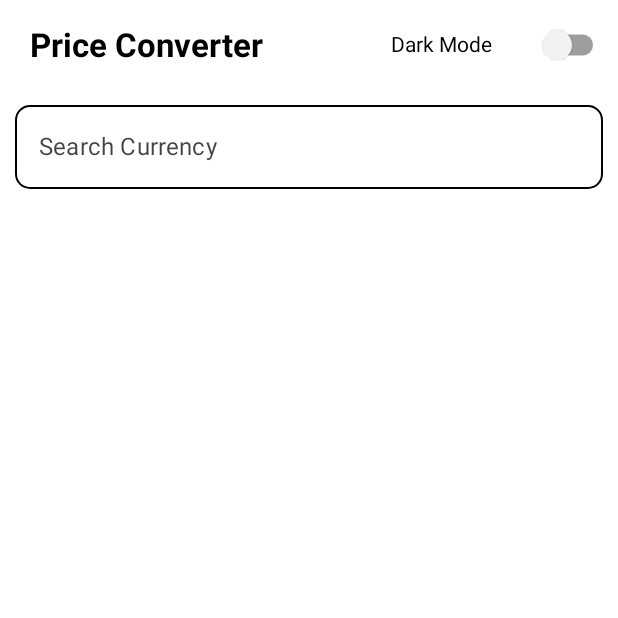
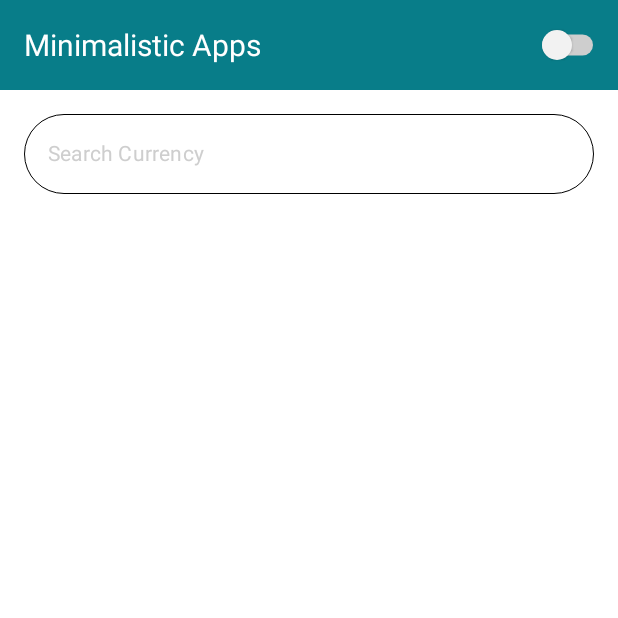
Before and after one commit to Minimalistic-Apps/price-converter, an Android app built with Jetpack Compose: the screen it shows after launch (MainActivity), after a tap on "Add", on a phone screen of 412 x 824 dp, the top half of it. Run offline under Robolectric (Android 15) with nearby library versions, the phone set to English and light mode, and no system bars; our stand-ins replace Dagger/Hilt's generated code, Room's generated code, accompanist, livedata-compose; network calls fail.

Commit message:
Update UI changes and other changes

```diff
--- a/app/build.gradle
+++ b/app/build.gradle
@@ -82,5 +82,5 @@ dependencies {
     implementation "com.squareup.okhttp3:okhttp:5.0.0-alpha.2"
     implementation "com.squareup.okhttp3:logging-interceptor:5.0.0-alpha.2"
     implementation "com.google.accompanist:accompanist-swiperefresh:0.24.5-alpha"
-
+    implementation("org.burnoutcrew.composereorderable:reorderable:0.7.0")
 }
--- a/app/src/main/java/com/minimalisticapps/priceconverter/common/utils/PCSharedStorage.kt
+++ b/app/src/main/java/com/minimalisticapps/priceconverter/common/utils/PCSharedStorage.kt
@@ -5,6 +5,7 @@ object PCSharedStorage : SharedPrefHelper(PCSharedConfig.PREF_NAME) {
 
     private const val IS_DATA_LOADED = "is_data_loaded"
     private const val TIMES_AGO = "time_ago"
+    private const val IS_DARK_MODE_ENABLED = "is_dark_mode_enabled"
 
 
     fun saveDataLoaded(value: Boolean) {
@@ -23,4 +24,12 @@ object PCSharedStorage : SharedPrefHelper(PCSharedConfig.PREF_NAME) {
     fun getTimesAgo(): Long {
         return getLong(TIMES_AGO, 0L)
     }
+
+    fun saveDarkMode(value: Boolean) {
+        saveBoolean(IS_DARK_MODE_ENABLED, value)
+    }
+
+    fun getDarkMode(): Boolean {
+        return getBoolean(IS_DARK_MODE_ENABLED, false)
+    }
 }
--- a/app/src/main/java/com/minimalisticapps/priceconverter/presentation/LayoutTheme.kt
+++ b/app/src/main/java/com/minimalisticapps/priceconverter/presentation/LayoutTheme.kt
@@ -1,25 +1,26 @@
 package com.minimalisticapps.priceconverter.presentation.ui.widget
 
+import android.app.Activity
 import androidx.compose.foundation.isSystemInDarkTheme
 import androidx.compose.foundation.layout.Row
 import androidx.compose.foundation.layout.Spacer
 import androidx.compose.foundation.layout.padding
 import androidx.compose.foundation.layout.size
-import androidx.compose.material.MaterialTheme
-import androidx.compose.material.RadioButton
-import androidx.compose.material.Switch
-import androidx.compose.material.Text
+import androidx.compose.material.*
 import androidx.compose.runtime.Composable
 import androidx.compose.runtime.MutableState
 import androidx.compose.ui.Alignment.Companion.CenterVertically
 import androidx.compose.ui.Modifier
+import androidx.compose.ui.graphics.Color
 import androidx.compose.ui.platform.LocalContext
 import androidx.compose.ui.text.font.FontWeight
 import androidx.compose.ui.unit.dp
 import androidx.compose.ui.unit.sp
+import androidx.core.content.ContextCompat
 import com.minimalisticapps.priceconverter.common.models.ThemeData
 import com.minimalisticapps.priceconverter.R
 import com.minimalisticapps.priceconverter.common.enums.EnumThemeModes
+import com.minimalisticapps.priceconverter.common.utils.PCSharedStorage
 
 
 @Composable
@@ -75,28 +76,35 @@ fun EnableDarkMode(mode: MutableState<ThemeData>) {
 @Composable
 fun TurnOnDarkMode(mode: MutableState<ThemeData>) {
     val isDarkTheme = isSystemInDarkTheme()
+    val mContext = LocalContext.current as Activity
 
     Row {
-        Text(
-            modifier = Modifier.align(CenterVertically),
-            text = LocalContext.current.resources.getString(R.string.dark_mode),
-            color = MaterialTheme.colors.onBackground,
-            fontSize = 14.sp
-        )
+//        Text(
+//            modifier = Modifier.align(CenterVertically),
+//            text = LocalContext.current.resources.getString(R.string.dark_mode),
+//            color = Color.White,
+//            fontSize = 14.sp
+//        )
 
-        Spacer(modifier = Modifier.size(16.dp))
+        Spacer(modifier = Modifier.size(8.dp))
         Switch(
-//        colors = SwitchDefaults.colors(
-//            checkedThumbColor = Color.DarkGray,
-//            uncheckedThumbColor = Color.DarkGray,
-//            checkedTrackColor = Color.Blue,
-//            uncheckedTrackColor = Color.Blue,
-//            checkedTrackAlpha = 1.0f,
-//            uncheckedTrackAlpha = 1.0f
-//        ),
+            colors = SwitchDefaults.colors(
+                checkedThumbColor = Color.DarkGray,
+                uncheckedThumbColor = Color.White,
+                checkedTrackColor = Color(ContextCompat.getColor(mContext, R.color.color_grey_ce)),
+                uncheckedTrackColor = Color(
+                    ContextCompat.getColor(
+                        mContext,
+                        R.color.color_grey_ce
+                    )
+                ),
+                checkedTrackAlpha = 1.0f,
+                uncheckedTrackAlpha = 1.0f
+            ),
             modifier = Modifier.padding(10.dp, 0.dp),
             checked = mode.value.isEnable,
             onCheckedChange = {
+                PCSharedStorage.saveDarkMode(it)
                 mode.value = ThemeData(EnumThemeModes.DARK.value, it)
             }
         )
--- a/app/src/main/java/com/minimalisticapps/priceconverter/presentation/MainActivity.kt
+++ b/app/src/main/java/com/minimalisticapps/priceconverter/presentation/MainActivity.kt
@@ -1,5 +1,13 @@
+/*
+ *
+ * Created by Saad Iftikhar on 23/03/22, 5:19 PM
+ * Copyright (c) 2021. All rights reserved
+ *
+ */
+
 package com.minimalisticapps.priceconverter.presentation
 
+import android.app.Activity
 import com.minimalisticapps.priceconverter.R
 import android.os.Bundle
 import androidx.activity.ComponentActivity
@@ -12,12 +20,16 @@ import androidx.compose.runtime.mutableStateOf
 import androidx.compose.runtime.remember
 import androidx.compose.ui.Alignment
 import androidx.compose.ui.Modifier
+import androidx.compose.ui.graphics.Color
+import androidx.compose.ui.platform.LocalContext
 import androidx.compose.ui.unit.dp
+import androidx.core.content.ContextCompat
 import androidx.navigation.compose.NavHost
 import androidx.navigation.compose.composable
 import androidx.navigation.compose.rememberNavController
 import com.minimalisticapps.priceconverter.common.enums.EnumThemeModes
 import com.minimalisticapps.priceconverter.common.models.ThemeData
+import com.minimalisticapps.priceconverter.common.utils.PCSharedStorage
 import com.minimalisticapps.priceconverter.presentation.coinlist.CoinListScreen
 import com.minimalisticapps.priceconverter.presentation.home.HomeScreen
 import com.minimalisticapps.priceconverter.presentation.home.coinsStateValue
@@ -35,7 +47,10 @@ class MainActivity : ComponentActivity() {
         setContent {
 
             val mode = remember { mutableStateOf(ThemeData(EnumThemeModes.LIGHT.value, false)) }
+            mode.value.isEnable = PCSharedStorage.getDarkMode()
             val navController = rememberNavController()
+            val mContext = LocalContext.current as Activity
+
             AppTheme(
                 darkTheme = mode.value.isEnable
             ) {
@@ -48,12 +63,19 @@ class MainActivity : ComponentActivity() {
                             modifier = Modifier
                                 .height(60.dp)
                                 .fillMaxWidth()
-                                .background(MaterialTheme.colors.background)
+                                .background(
+                                    Color(
+                                        ContextCompat.getColor(
+                                            mContext,
+                                            R.color.color_app
+                                        )
+                                    )
+                                )
                         ) {
                             Column(Modifier.align(Alignment.CenterVertically)) {
                                 SetTitle(
                                     title = applicationContext.resources.getString(
-                                        R.string.price_converter
+                                        R.string.app_name
                                     )
                                 )
                             }
--- a/app/src/main/java/com/minimalisticapps/priceconverter/presentation/coinlist/CoinListScreen.kt
+++ b/app/src/main/java/com/minimalisticapps/priceconverter/presentation/coinlist/CoinListScreen.kt
@@ -1,9 +1,11 @@
 package com.minimalisticapps.priceconverter.presentation.coinlist
 
+import android.app.Activity
 import android.util.Log
 import androidx.compose.foundation.layout.Box
 import androidx.compose.foundation.layout.Column
 import androidx.compose.foundation.layout.fillMaxSize
+import androidx.compose.foundation.layout.padding
 import androidx.compose.foundation.lazy.LazyColumn
 import androidx.compose.foundation.lazy.items
 import androidx.compose.runtime.Composable
@@ -11,8 +13,10 @@ import androidx.compose.runtime.mutableStateOf
 import androidx.compose.runtime.remember
 import androidx.compose.ui.Modifier
 import androidx.compose.ui.platform.LocalContext
+import androidx.compose.ui.unit.dp
 import androidx.hilt.navigation.compose.hiltViewModel
 import androidx.navigation.NavController
+import com.minimalisticapps.priceconverter.common.utils.hideKeyboard
 import com.minimalisticapps.priceconverter.common.utils.toFiatCoinsExchange
 import com.minimalisticapps.priceconverter.presentation.coinlist.viewmodels.CoinListViewModel
 import com.minimalisticapps.priceconverter.presentation.states.CoinsState
@@ -25,7 +29,7 @@ fun CoinListScreen(
     coinListViewModel: CoinListViewModel = hiltViewModel(),
     coinsState: CoinsState
 ) {
-    val mContext = LocalContext.current
+    val mContext = LocalContext.current as Activity
     val coinsList = remember {
         mutableStateOf(coinsState.coins)
     }
@@ -53,6 +57,7 @@ fun CoinListScreen(
                     CoinItem(
                         coin = coin,
                         onItemClick = { item ->
+                            hideKeyboard(mContext)
                             coinListViewModel.insertFiatCoin(item.toFiatCoinsExchange())
                             navController.navigateUp()
                         })
--- a/app/src/main/java/com/minimalisticapps/priceconverter/presentation/home/HomeScreen.kt
+++ b/app/src/main/java/com/minimalisticapps/priceconverter/presentation/home/HomeScreen.kt
@@ -1,3 +1,9 @@
+/*
+ *
+ * Created by Saad Iftikhar on 23/03/22, 5:19 PM
+ * Copyright (c) 2021. All rights reserved
+ *
+ */
 package com.minimalisticapps.priceconverter.presentation.home
 
 import android.app.Activity
@@ -16,8 +22,11 @@ import androidx.compose.ui.Alignment
 import androidx.compose.ui.Modifier
 import androidx.compose.ui.graphics.Color
 import androidx.compose.ui.platform.LocalContext
+import androidx.compose.ui.text.font.FontWeight
 import androidx.compose.ui.text.style.TextAlign
 import androidx.compose.ui.unit.dp
+import androidx.compose.ui.unit.sp
+import androidx.core.content.ContextCompat
 import androidx.hilt.navigation.compose.hiltViewModel
 import androidx.navigation.NavController
 import com.minimalisticapps.priceconverter.R
@@ -29,6 +38,9 @@ import com.minimalisticapps.priceconverter.presentation.ui.widget.*
 import com.minimalisticapps.priceconverter.room.entities.BitPayCoinWithFiatCoin
 import com.google.accompanist.swiperefresh.SwipeRefresh
 import com.google.accompanist.swiperefresh.rememberSwipeRefreshState
+import com.minimalisticapps.priceconverter.common.dialog.ConfirmationDialog
+import com.minimalisticapps.priceconverter.room.entities.FiatCoinExchange
+import java.time.format.TextStyle
 
 var coinsStateValue: CoinsState = CoinsState()
 
@@ -47,12 +59,14 @@ fun HomeScreen(
     val color = if (isDiffLongerThat1hours) Color.Red else Color.Green
     val fiatCoinsListState = homeViewModel.fiatCoinsListState.value
     val isErrorShown = remember { mutableStateOf(false) }
+    val isShownConfirmDialog = remember { mutableStateOf(false) }
+    var selectedFiatCoin = FiatCoinExchange("", "", "")
 
     Scaffold(
         modifier = Modifier.fillMaxSize(),
         floatingActionButton = {
             ExtendedFloatingActionButton(
-                backgroundColor = Color.Red,
+                backgroundColor = Color(ContextCompat.getColor(mContext, R.color.color_app)),
                 icon = {
                     Icon(
                         imageVector = Icons.Default.Add,
@@ -72,11 +86,23 @@ fun HomeScreen(
                 }
             )
 
+            // Confirmation dialog
+            if (isShownConfirmDialog.value) {
+                ConfirmationDialog(
+                    onPositiveClick = {
+                        isShownConfirmDialog.value = it
+                        homeViewModel.deleteFiatCoin(fiatCoinExchange = selectedFiatCoin)
+                    },
+                    onNegativeClick = {
+                        isShownConfirmDialog.value = it
+                    }
+                )
+            }
+
         }
     ) {
         SwipeRefresh(state = rememberSwipeRefreshState(
-            isRefreshing = isRefreshing
-                ?: false
+            isRefreshing = isRefreshing ?: false
         ), onRefresh = {
             homeViewModel.refreshData()
             isErrorShown.value = false
@@ -95,8 +121,10 @@ fun HomeScreen(
                         text = timeAgo,
                         style = MaterialTheme.typography.body2,
                         modifier = Modifier
-                            .padding(horizontal = 10.dp),
+                            .padding(vertical = 10.dp, horizontal = 16.dp),
                         color = color,
+                        fontSize = 14.sp,
+                        fontWeight = FontWeight.SemiBold,
                         textAlign = TextAlign.Left
                     )
                 }
@@ -105,7 +133,7 @@ fun HomeScreen(
                     modifier = Modifier.fillMaxWidth(),
                     verticalAlignment = Alignment.CenterVertically
                 ) {
-                    Box(modifier = Modifier.width(250.dp)) {
+                    Box(modifier = Modifier.width(300.dp)) {
                         TextInputBtc(onValueChange = {
                             homeViewModel.getFiatCoins()
                         })
@@ -113,14 +141,16 @@ fun HomeScreen(
 
                     Text(
                         text = "BTC",
+                        fontWeight = FontWeight.Bold,
                         textAlign = TextAlign.Start,
+                        fontSize = 18.sp
                     )
                 }
 
                 LazyColumn(
                     modifier = Modifier
                         .fillMaxSize()
-                        .padding(top = 10.dp)
+                        .padding(top = 25.dp)
                 ) {
                     items(
                         items = fiatCoinsListState
@@ -128,7 +158,8 @@ fun HomeScreen(
                         FiatCoinItem(
                             pair = pair,
                             onLongPress = {
-                                homeViewModel.deleteFiatCoin(fiatCoinExchange = it)
+                                selectedFiatCoin = it
+                                isShownConfirmDialog.value = true
                             },
                             onValueChanged = object : (BitPayCoinWithFiatCoin, Double) -> Unit {
                                 override fun invoke(
--- a/app/src/main/java/com/minimalisticapps/priceconverter/presentation/ui/theme/Color.kt
+++ b/app/src/main/java/com/minimalisticapps/priceconverter/presentation/ui/theme/Color.kt
@@ -10,7 +10,7 @@ val SecondaryColorForLight = Color(0xFF3d8c31)
 val SecondaryColorForDark = Color(0xFF50a03b)
 val BlackColor = Color(0xFF000000)
 val WhiteColor = Color(0xFFFFFFFF)
-val PrimaryColor = Color(0xFF3d0482)
-val PrimaryVariantColor = Color(0xFF6f0c97)
-val OnBackgroundColor = Color(0xFF7b7b7b)
+val PrimaryColor = Color(0xFF087d89)
+val PrimaryVariantColor = Color(0xFF087d89)
+val OnBackgroundColor = Color(0xFFFFFFFF)
 val ErrorColor = Color(0xFFed2b2b)
--- a/app/src/main/java/com/minimalisticapps/priceconverter/presentation/ui/widget/LayoutScreenTitle.kt
+++ b/app/src/main/java/com/minimalisticapps/priceconverter/presentation/ui/widget/LayoutScreenTitle.kt
@@ -6,6 +6,8 @@ import androidx.compose.material.MaterialTheme
 import androidx.compose.material.Text
 import androidx.compose.runtime.Composable
 import androidx.compose.ui.Modifier
+import androidx.compose.ui.graphics.Color
+import androidx.compose.ui.platform.LocalContext
 import androidx.compose.ui.text.font.FontWeight
 import androidx.compose.ui.text.style.TextAlign
 import androidx.compose.ui.unit.dp
@@ -13,21 +15,20 @@ import androidx.compose.ui.unit.sp
 
 @Composable
 fun SetTitle(title: String) {
-
     Row(
-        modifier = Modifier.padding(
-            start = 20.dp,
-            top = 10.dp,
-            end = 20.dp,
-            bottom = 10.dp
-        )
+        modifier = Modifier
+            .padding(
+                start = 16.dp,
+                top = 10.dp,
+                end = 16.dp,
+                bottom = 10.dp
+            )
     ) {
         Text(
             textAlign = TextAlign.Start,
             text = title,
-            color = MaterialTheme.colors.onBackground,
-            fontWeight = FontWeight.Bold,
-            fontSize = 22.sp
+            color = Color.White,
+            fontSize = 20.sp
         )
     }
 }
--- a/app/src/main/java/com/minimalisticapps/priceconverter/presentation/ui/widget/TextInput.kt
+++ b/app/src/main/java/com/minimalisticapps/priceconverter/presentation/ui/widget/TextInput.kt
@@ -1,9 +1,20 @@
+/*
+ *
+ * Created by Saad Iftikhar on 23/03/22, 5:19 PM
+ * Copyright (c) 2021. All rights reserved
+ *
+ */
+
 package com.minimalisticapps.priceconverter.presentation.ui.widget
 
+import android.app.Activity
 import androidx.compose.foundation.border
 import androidx.compose.foundation.layout.fillMaxWidth
+import androidx.compose.foundation.layout.height
 import androidx.compose.foundation.layout.padding
+import androidx.compose.foundation.shape.CircleShape
 import androidx.compose.foundation.shape.RoundedCornerShape
+import androidx.compose.material.MaterialTheme
 import androidx.compose.material.Text
 import androidx.compose.material.TextField
 import androidx.compose.material.TextFieldDefaults
@@ -13,7 +24,12 @@ import androidx.compose.runtime.remember
 import androidx.compose.ui.Modifier
 import androidx.compose.ui.graphics.Brush
 import androidx.compose.ui.graphics.Color
+import androidx.compose.ui.platform.LocalContext
+import androidx.compose.ui.tooling.preview.Preview
 import androidx.compose.ui.unit.dp
+import androidx.compose.ui.unit.sp
+import androidx.core.content.ContextCompat
+import com.minimalisticapps.priceconverter.R
 
 @Composable
 fun TextInput(
@@ -22,19 +38,23 @@ fun TextInput(
     val searchText = remember {
         mutableStateOf("")
     }
+    val mContext = LocalContext.current as Activity
+
     TextField(
         modifier =
         Modifier
             .fillMaxWidth()
-            .padding(10.dp)
+            .height(85.dp)
+            .padding(16.dp)
             .border(
-                width = 1.dp,
-                shape = RoundedCornerShape(10.dp),
+                width = 0.5.dp,
+                shape = CircleShape,
                 brush = Brush.horizontalGradient(
-                    listOf(Color.Black, Color.Black)
-                )),
+                    listOf(MaterialTheme.colors.onBackground, MaterialTheme.colors.onBackground)
+                )
+            ),
         colors = TextFieldDefaults.textFieldColors(
-            textColor = Color.Gray,
+            textColor = MaterialTheme.colors.onBackground,
             backgroundColor = Color.Transparent,
             disabledTextColor = Color.Transparent,
             focusedIndicatorColor = Color.Transparent,
@@ -47,7 +67,12 @@ fun TextInput(
             onValueChange(text)
         },
         singleLine = true,
-        placeholder = { Text("Search Currency") },
-
-        )
+        label = {
+            Text(
+                text = mContext.getString(R.string.search_currency),
+                fontSize = 14.sp,
+                color = Color(ContextCompat.getColor(mContext, R.color.color_grey_ce))
+            )
+        }
+    )
 }
--- a/app/src/main/java/com/minimalisticapps/priceconverter/presentation/ui/widget/TextInputBtc.kt
+++ b/app/src/main/java/com/minimalisticapps/priceconverter/presentation/ui/widget/TextInputBtc.kt
@@ -1,20 +1,35 @@
+/*
+ *
+ * Created by Saad Iftikhar on 23/03/22, 5:19 PM
+ * Copyright (c) 2021. All rights reserved
+ *
+ */
 package com.minimalisticapps.priceconverter.presentation.ui.widget
 
+import android.app.Activity
 import androidx.compose.foundation.border
+import androidx.compose.foundation.layout.height
 import androidx.compose.foundation.layout.padding
+import androidx.compose.foundation.shape.CircleShape
 import androidx.compose.foundation.shape.RoundedCornerShape
 import androidx.compose.foundation.text.KeyboardOptions
+import androidx.compose.material.MaterialTheme
 import androidx.compose.material.OutlinedTextField
+import androidx.compose.material.Text
 import androidx.compose.material.TextFieldDefaults
 import androidx.compose.runtime.Composable
 import androidx.compose.ui.Modifier
 import androidx.compose.ui.focus.onFocusChanged
 import androidx.compose.ui.graphics.Brush
 import androidx.compose.ui.graphics.Color
+import androidx.compose.ui.platform.LocalContext
 import androidx.compose.ui.text.TextRange
 import androidx.compose.ui.text.input.KeyboardType
 import androidx.compose.ui.unit.dp
+import androidx.compose.ui.unit.sp
+import androidx.core.content.ContextCompat
 import androidx.hilt.navigation.compose.hiltViewModel
+import com.minimalisticapps.priceconverter.R
 import com.minimalisticapps.priceconverter.common.utils.parseBigDecimalFromString
 import com.minimalisticapps.priceconverter.presentation.home.viewmodels.HomeViewModel
 
@@ -24,6 +39,8 @@ fun TextInputBtc(
     onValueChange: () -> Unit
 ) {
     var searchText = homeViewModel.textFieldValueBtc.value
+    val mContext = LocalContext.current as Activity
+
     OutlinedTextField(
         modifier =
         Modifier
@@ -34,15 +51,16 @@ fun TextInputBtc(
                     )
                 }
             }
-            .padding(10.dp)
+            .padding(16.dp)
             .border(
-                width = 1.dp,
-                shape = RoundedCornerShape(10.dp),
+                width = 0.5.dp,
+                shape = CircleShape,
                 brush = Brush.horizontalGradient(
-                    listOf(Color.Black, Color.Black)
-                )),
+                    listOf(MaterialTheme.colors.onBackground, MaterialTheme.colors.onBackground)
+                )
+            ),
         colors = TextFieldDefaults.textFieldColors(
-            textColor = Color.Gray,
+            textColor = MaterialTheme.colors.onBackground,
             backgroundColor = Color.Transparent,
             disabledTextColor = Color.Transparent,
             focusedIndicatorColor = Color.Transparent,
@@ -60,7 +78,9 @@ fun TextInputBtc(
                 val value = parseBigDecimalFromString(numberString)
                 if (value != null) {
                     if (numberString == value.toPlainString()) {
-                        if (value.toString().contains(".") && value.toString().split(".").size == 2) {
+                        if (value.toString().contains(".") && value.toString()
+                                .split(".").size == 2
+                        ) {
                             if (value.toString().split(".")[1].length < 9) {
                                 homeViewModel.setTextFieldValueBtc(value.toString(), true)
                                 onValueChange()
--- a/app/src/main/res/values/colors.xml
+++ b/app/src/main/res/values/colors.xml
@@ -2,9 +2,12 @@
 <resources>
     <color name="purple_200">#FFBB86FC</color>
     <color name="purple_500">#FF6200EE</color>
-    <color name="purple_700">#FF3700B3</color>
+    <color name="purple_700">@color/color_app</color>
     <color name="teal_200">#FF03DAC5</color>
     <color name="teal_700">#FF018786</color>
     <color name="black">#FF000000</color>
     <color name="white">#FFFFFFFF</color>
+
+    <color name="color_app">#087d89</color>
+    <color name="color_grey_ce">#CECECE</color>
 </resources>
--- a/app/src/main/res/values/strings.xml
+++ b/app/src/main/res/values/strings.xml
@@ -1,8 +1,11 @@
 <resources>
-    <string name="app_name">Price Converter</string>
+    <string name="app_name">Minimalistic Apps</string>
 
     <string name="dark_mode">Dark Mode</string>
     <string name="add">Add</string>
-    <string name="price_converter">Price Converter</string>
+    <string name="search_currency">Search Currency</string>
+    <string name="confirmation_dialog_desc">Are you sure you want to delete this coin?</string>
+    <string name="yes">Yes</string>
+    <string name="no">No</string>
 
 </resources>
--- a/settings.gradle
+++ b/settings.gradle
@@ -23,5 +23,5 @@ dependencyResolutionManagement {
         mavenCentral()
     }
 }
-rootProject.name = "Price Converter"
+rootProject.name = "Minimalistic Apps"
 include ':app'
```
Also changed, not shown: app/src/main/java/com/minimalisticapps/priceconverter/common/dialog/CommonDialogs.kt (added, +29 -0 lines), app/src/main/java/com/minimalisticapps/priceconverter/common/utils/AppConstants.kt (+7 -0 lines), app/src/main/java/com/minimalisticapps/priceconverter/common/utils/AppExtensions.kt (+12 -1 lines), app/src/main/java/com/minimalisticapps/priceconverter/presentation/ui/widget/CoinItem.kt (+4 -5 lines), app/src/main/java/com/minimalisticapps/priceconverter/presentation/ui/widget/FiatCoinItemWidget.kt (+22 -6 lines), app/src/main/java/com/minimalisticapps/priceconverter/presentation/ui/widget/TextInputShitCoin.kt (+24 -10 lines), 1 other file.
